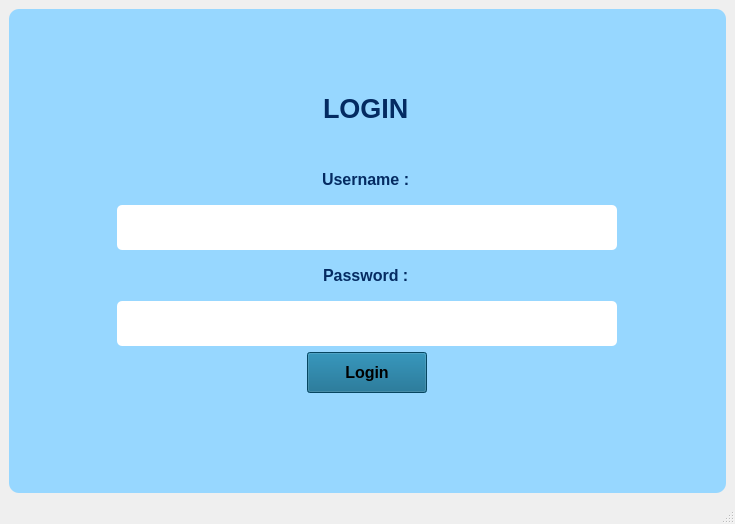
First picture: the form in ui/login.ui, repository frajendra07/KASIR-UMKT, before the edit.
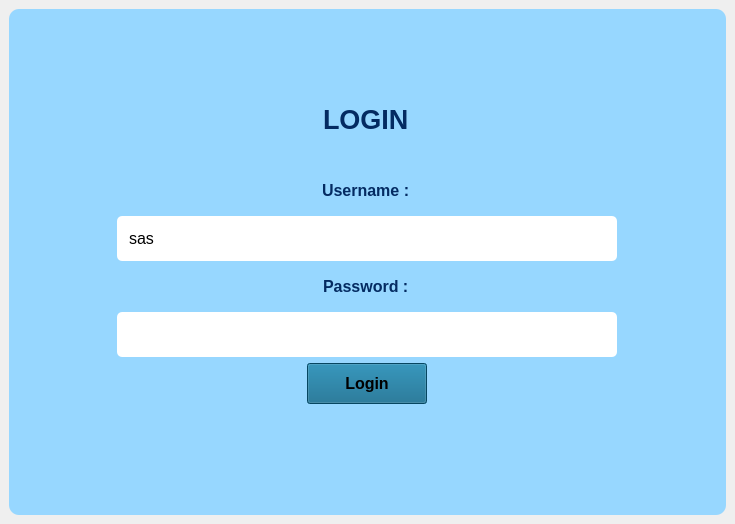
Second picture: the form after the edit.

```diff
--- a/ui/login.ui
+++ b/ui/login.ui
@@ -59,6 +59,9 @@
 padding: 10px;
 }</string>
          </property>
+         <property name="text">
+          <string>sas</string>
+         </property>
         </widget>
        </item>
        <item row="3" column="0" alignment="Qt::AlignmentFlag::AlignHCenter">
@@ -114,6 +117,12 @@
 padding: 10px;
 }</string>
          </property>
+         <property name="text">
+          <string/>
+         </property>
+         <property name="echoMode">
+          <enum>QLineEdit::EchoMode::Password</enum>
+         </property>
         </widget>
        </item>
        <item row="0" column="0">
@@ -251,21 +260,6 @@
     </item>
    </layout>
   </widget>
-  <widget class="QMenuBar" name="menubar">
-   <property name="geometry">
-    <rect>
-     <x>0</x>
-     <y>0</y>
-     <width>735</width>
-     <height>33</height>
-    </rect>
-   </property>
-  </widget>
-  <widget class="QStatusBar" name="statusbar">
-   <property name="enabled">
-    <bool>false</bool>
-   </property>
-  </widget>
  </widget>
  <resources/>
  <connections/>
```
Left out of the diff: 6 changed lines with no effect on the pictures.
